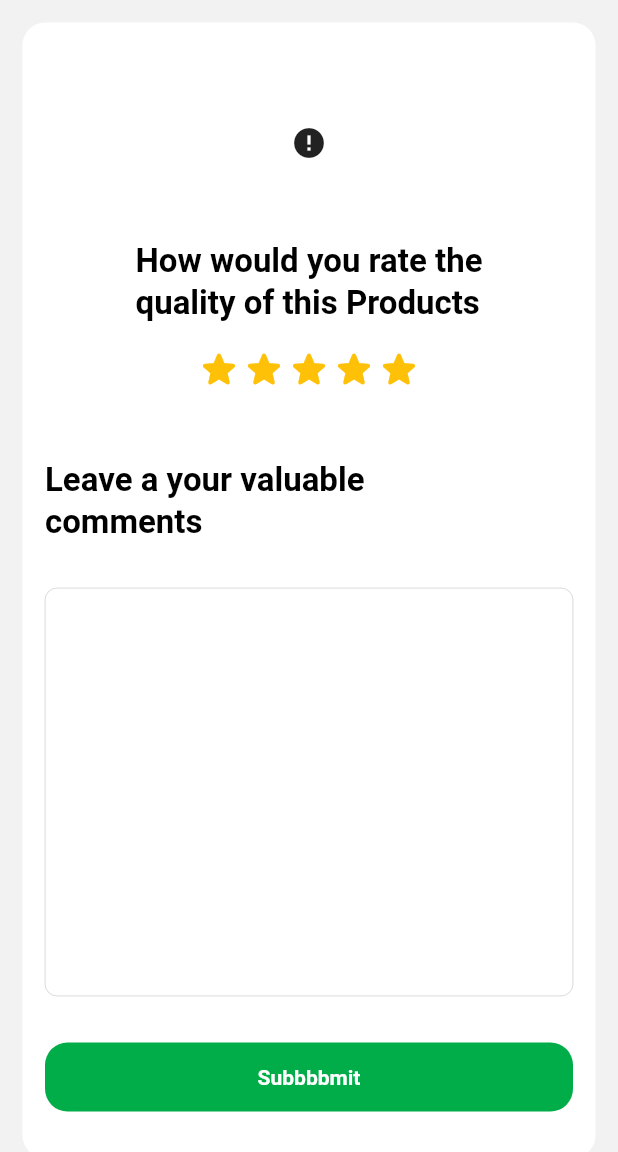
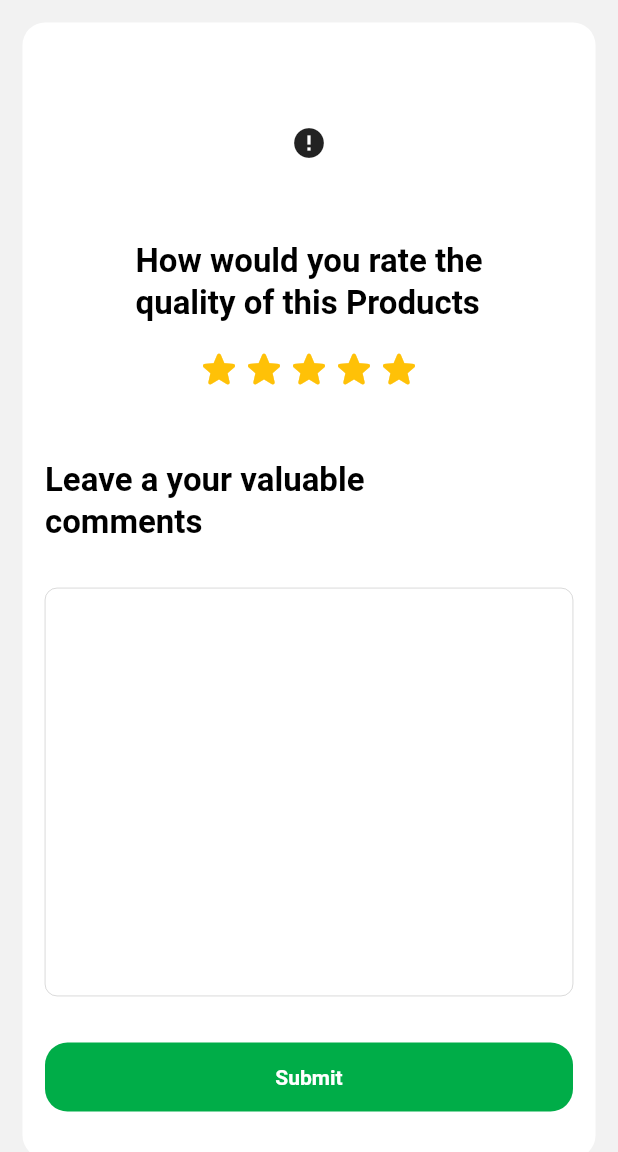
Before and after one commit to mohammedirshadkp/Grocery_pro, a Flutter app: the SubmitReviewPage screen opened by its route, on a phone screen of 412 x 824 dp, the part 84-1236 px from its top. Run offline on Flutter 3.47's test engine with Material 3 defaults, Android fonts, the phone set to English and light mode, and no system bars; drawn by our look-alikes of cached_network_image; our stand-ins replace flutter_credit_card, flutter_svg, form_field_validator; network calls fail; Roboto replaces fonts that are missing (Gilroy).

Commit message:
submit review updated

```diff
--- a/lib/views/review/submit_review_page.dart
+++ b/lib/views/review/submit_review_page.dart
@@ -82,7 +82,7 @@ class SubmitReviewPage extends StatelessWidget {
                   onPressed: () {
                     Navigator.pushNamed(context, AppRoutes.review);
                   },
-                  child: const Text('Subbbbmit'),
+                  child: const Text('Submit'),
                 ),
               ),
             ],
```
